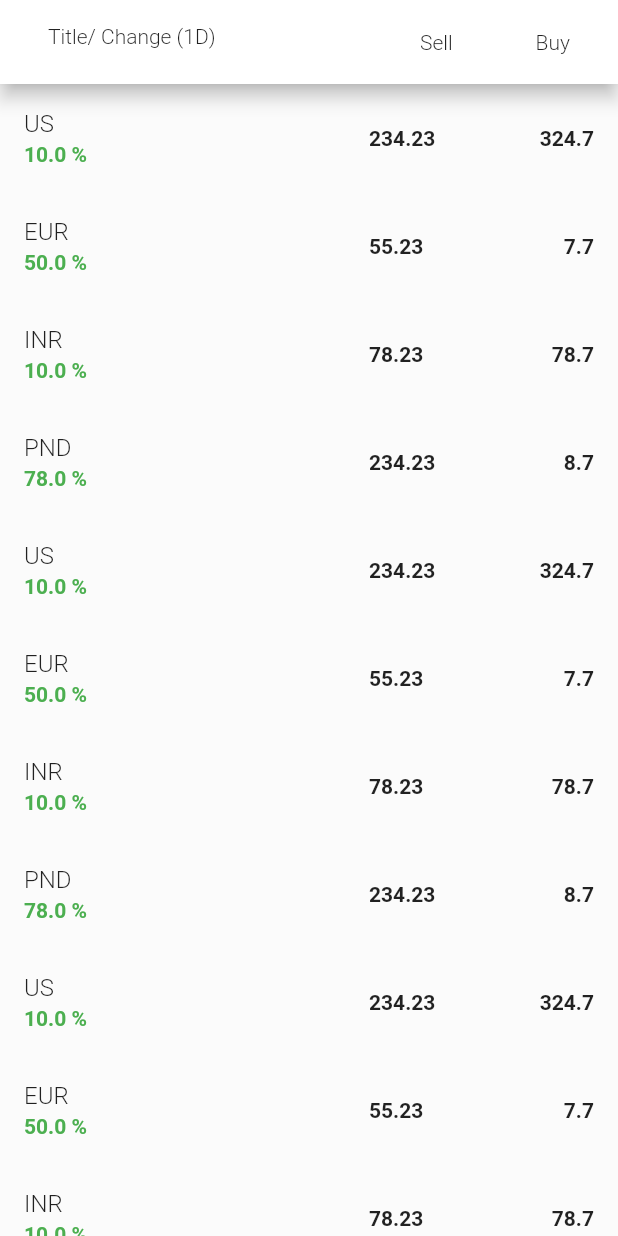
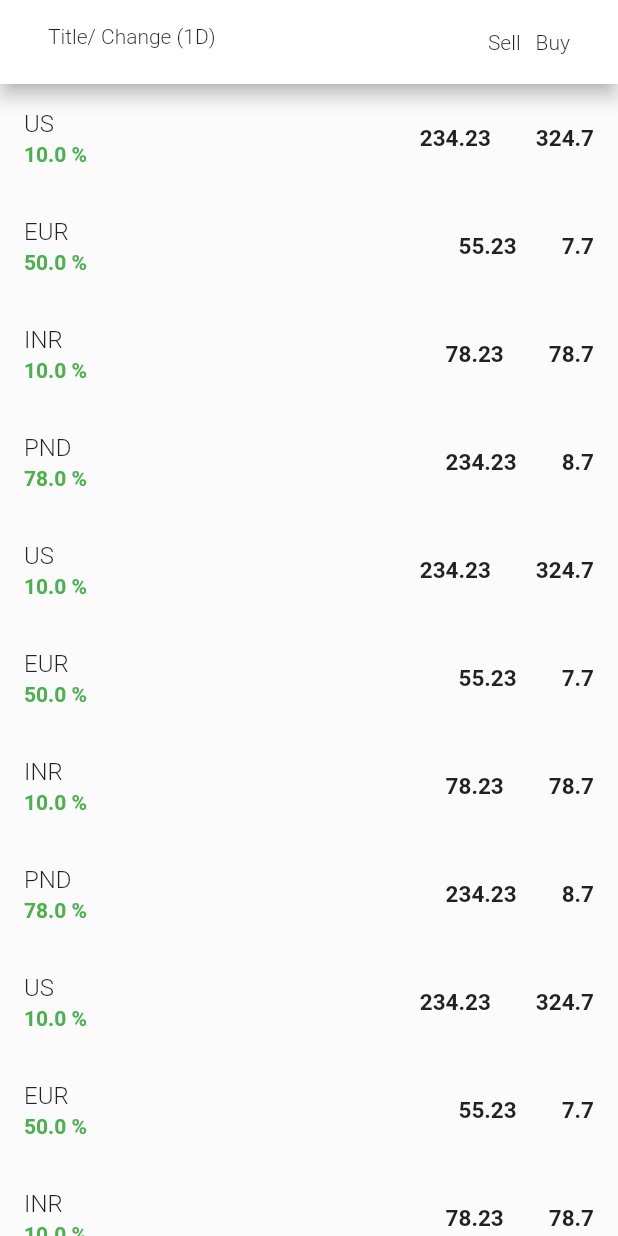
Before and after one commit to paveeshbr/trading, a Flutter app: the screen it shows after launch, on a phone screen of 412 x 824 dp. Run offline on Flutter 3.47's test engine with Material 2 defaults, Android fonts, the phone set to English and light mode, and no system bars.

```diff
--- a/trading_app/lib/components/currency_list_header.dart
+++ b/trading_app/lib/components/currency_list_header.dart
@@ -10,16 +10,15 @@ class CurrencyHeader extends StatelessWidget {
         'Title/ Change (1D)',
         style: TextStyle(fontWeight: FontWeight.w300),
       ),
-      trailing: SizedBox(
-        height: 100,
-        width: 100,
+      trailing: FittedBox(
+          fit: BoxFit.none,
         child: Row(
-          children: [
+          children: const [
             Text(
               "Sell",
               style: TextStyle(fontWeight: FontWeight.w300),
             ),
-            Spacer(),
+            SizedBox(width: 10,),
             Text(
               "Buy",
               style: TextStyle(fontWeight: FontWeight.w300),
--- a/trading_app/lib/components/currency_tile.dart
+++ b/trading_app/lib/components/currency_tile.dart
@@ -2,27 +2,38 @@ import 'package:flutter/material.dart';
 import 'package:trading_app/models/currency.dart';
 
 class CurrencyTile extends StatelessWidget {
-   CurrencyTile({super.key, required this.currrency});
+  CurrencyTile({super.key, required this.currrency});
 
   final Currrency currrency;
 
   @override
   Widget build(BuildContext context) {
     return ListTile(
-      title: Text(currrency.name,
-      style: TextStyle(fontWeight: FontWeight.w300),),
-      subtitle: Text("${currrency.percent.toString()} %",
-      style: TextStyle(fontWeight: FontWeight.bold , color: Colors.green),),
-      trailing: SizedBox(
-        height: 100,
-        width: 150,
+      title: Text(
+        currrency.name,
+        style: TextStyle(fontWeight: FontWeight.w300),
+      ),
+      subtitle: Text(
+        "${currrency.percent.toString()} %",
+        style: TextStyle(fontWeight: FontWeight.bold, color: Colors.green),
+      ),
+      trailing: FittedBox(
+        fit: BoxFit.cover,
         child: Row(
-          mainAxisAlignment: MainAxisAlignment.start,
-          mainAxisSize: MainAxisSize.min,
+          mainAxisAlignment: MainAxisAlignment.spaceBetween,
           children: [
-            Text(currrency.sell.toString(), style: TextStyle(fontWeight: FontWeight.bold),),
-            Spacer(),
-          Text(currrency.buy.toString(), style: TextStyle(fontWeight: FontWeight.bold),)
+            Text(currrency.sell.toString(),
+                style: const TextStyle(
+                  fontWeight: FontWeight.bold,
+                  fontSize: 15,
+                )),
+            SizedBox(
+              width: 30,
+            ),
+            Text(
+              currrency.buy.toString(),
+              style: TextStyle(fontWeight: FontWeight.bold, fontSize: 15),
+            )
           ],
         ),
       ),
--- a/trading_app/lib/screens/currency_list_screen.dart
+++ b/trading_app/lib/screens/currency_list_screen.dart
@@ -22,9 +22,6 @@ class CurrencyListScreen extends StatelessWidget {
             floating: true,
             stretch: true,
             pinned: true,
-            flexibleSpace: FlexibleSpaceBar(
-              stretchModes: [StretchMode.blurBackground],
-            ),
             expandedHeight: 0,
           ),
           SliverList(
@@ -32,8 +29,9 @@ class CurrencyListScreen extends StatelessWidget {
               (context, index) => CurrencyTile(
                 currrency: currrencyData.currencies[index],
               ),
-              childCount: currrencyData.currencies.length,
-            ),
+
+            childCount: currrencyData.currencies.length,
+            )
           ),
         ],
       ),
--- a/trading_app/pubspec.yaml
+++ b/trading_app/pubspec.yaml
@@ -35,6 +35,7 @@ dependencies:
   # The following adds the Cupertino Icons font to your application.
   # Use with the CupertinoIcons class for iOS style icons.
   cupertino_icons: ^1.0.2
+  test: ^1.22.0
 
 dev_dependencies:
   flutter_test:
```
Also changed, not shown: 2 other files.
